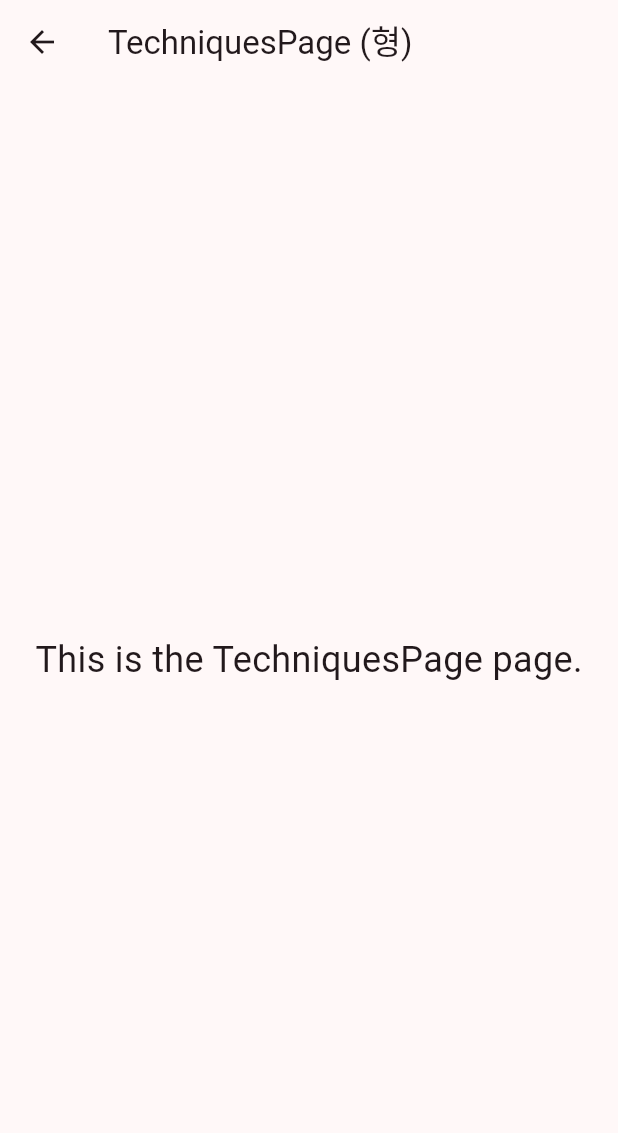
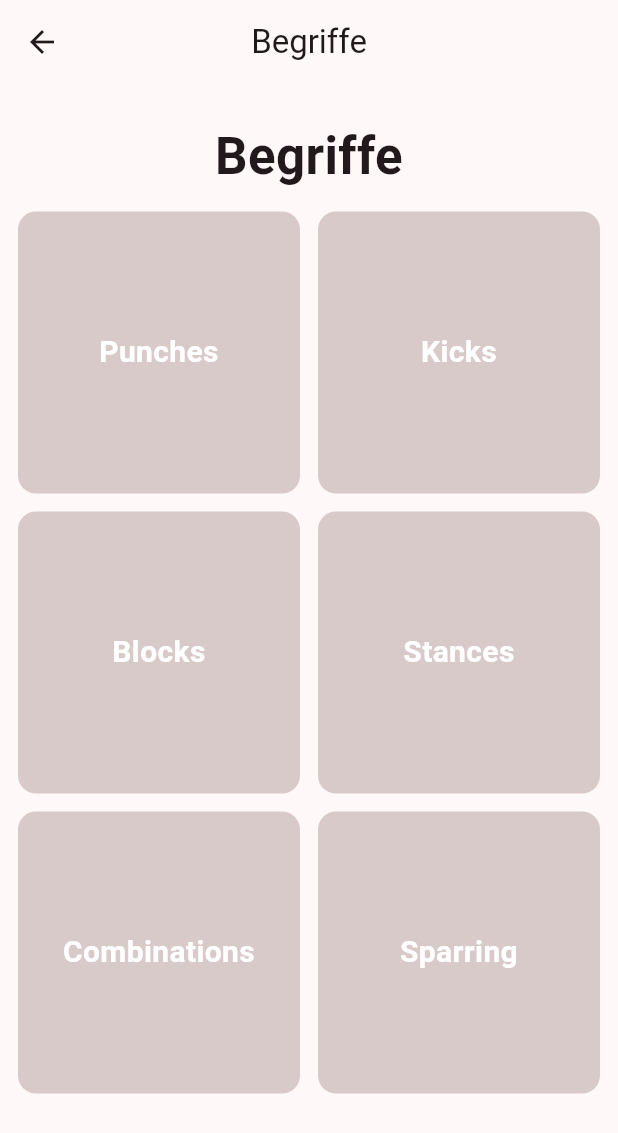
Before and after one commit to danielmilosic/Junbi_app, a Flutter app: the TechniquesPage screen opened directly, on a phone screen of 412 x 824 dp. Shown: the top 1133 px of the screen. Run offline on Flutter 3.47's test engine with Material 3 defaults, Android fonts, the phone set to English and light mode, and no system bars.

Commit message:
Added some structure to pages

```diff
--- a/lib/techniques_page.dart
+++ b/lib/techniques_page.dart
@@ -5,14 +5,73 @@ class TechniquesPage extends StatelessWidget {
 
   @override
   Widget build(BuildContext context) {
+    // Example technique categories
+    final List<String> techniqueCategories = [
+      'Punches',
+      'Kicks',
+      'Blocks',
+      'Stances',
+      'Combinations',
+      'Sparring',
+    ];
+
     return Scaffold(
       appBar: AppBar(
-        title: const Text('TechniquesPage (형)'),
+        title: const Text('Begriffe'),
+        centerTitle: true,
       ),
-      body: const Center(
-        child: Text(
-          'This is the TechniquesPage page.',
-          style: TextStyle(fontSize: 24),
+      body: Padding(
+        padding: const EdgeInsets.all(12.0),
+        child: Column(
+          children: [
+            const SizedBox(height: 12),
+            const Text(
+              'Begriffe',
+              style: TextStyle(
+                fontSize: 34,
+                fontWeight: FontWeight.bold,
+              ),
+              textAlign: TextAlign.center,
+            ),
+            const SizedBox(height: 12),
+
+            // Grid of technique categories
+            Expanded(
+              child: GridView.builder(
+                gridDelegate: const SliverGridDelegateWithFixedCrossAxisCount(
+                  crossAxisCount: 2,          // 2 squares per row
+                  mainAxisSpacing: 12,        // vertical spacing
+                  crossAxisSpacing: 12,       // horizontal spacing
+                  childAspectRatio: 1,        // make squares
+                ),
+                itemCount: techniqueCategories.length,
+                itemBuilder: (context, index) {
+                  return GestureDetector(
+                    onTap: () {
+                      // Navigate to category detail
+                    },
+                    child: Container(
+                      decoration: BoxDecoration(
+                        color: Color.fromARGB(66, 109, 70, 70),
+                        borderRadius: BorderRadius.circular(12),
+                      ),
+                      child: Center(
+                        child: Text(
+                          techniqueCategories[index],
+                          textAlign: TextAlign.center,
+                          style: const TextStyle(
+                            fontSize: 20,
+                            fontWeight: FontWeight.bold,
+                            color: Colors.white,
+                          ),
+                        ),
+                      ),
+                    ),
+                  );
+                },
+              ),
+            ),
+          ],
         ),
       ),
     );
```
Also changed, not shown: lib/hyeong_page.dart (+58 -4 lines).
